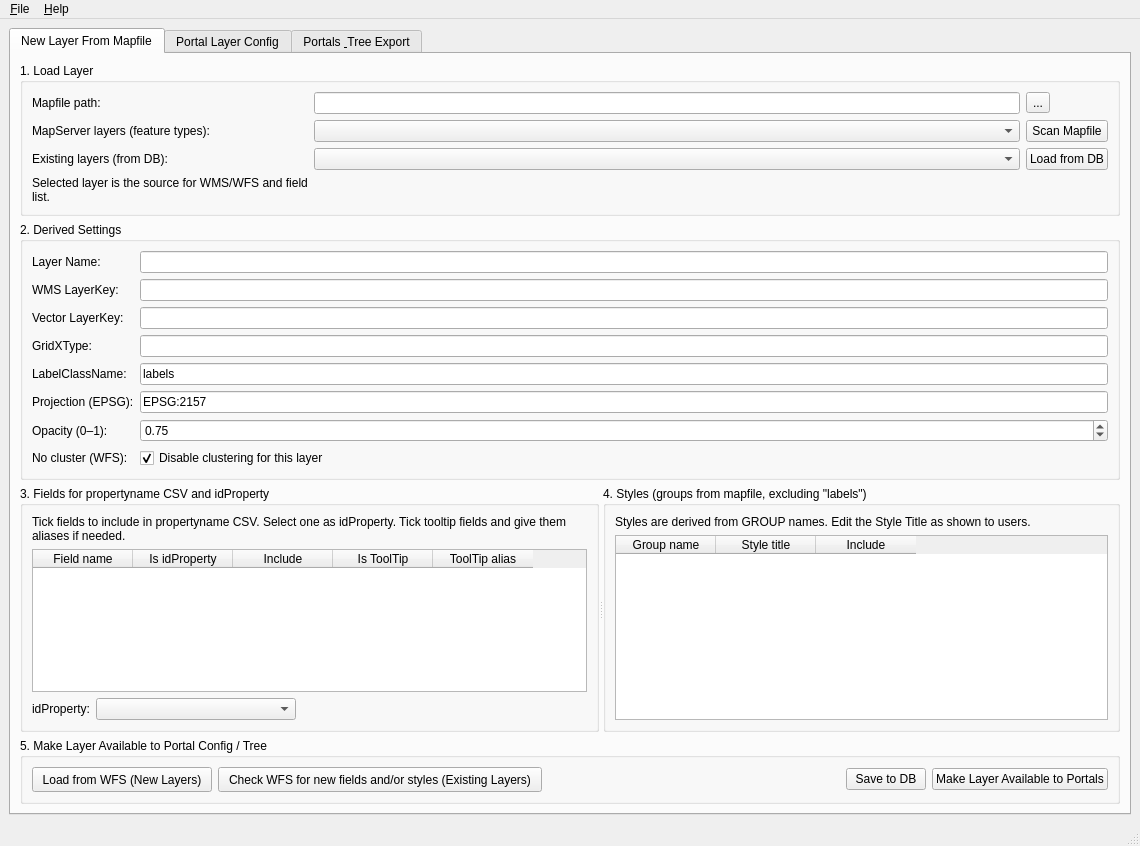
select-8/LayerMaker, file json_generator/LayerConfigNewLayerWizard_REDESIGN_TAB2_v6.ui: the form before one commit.
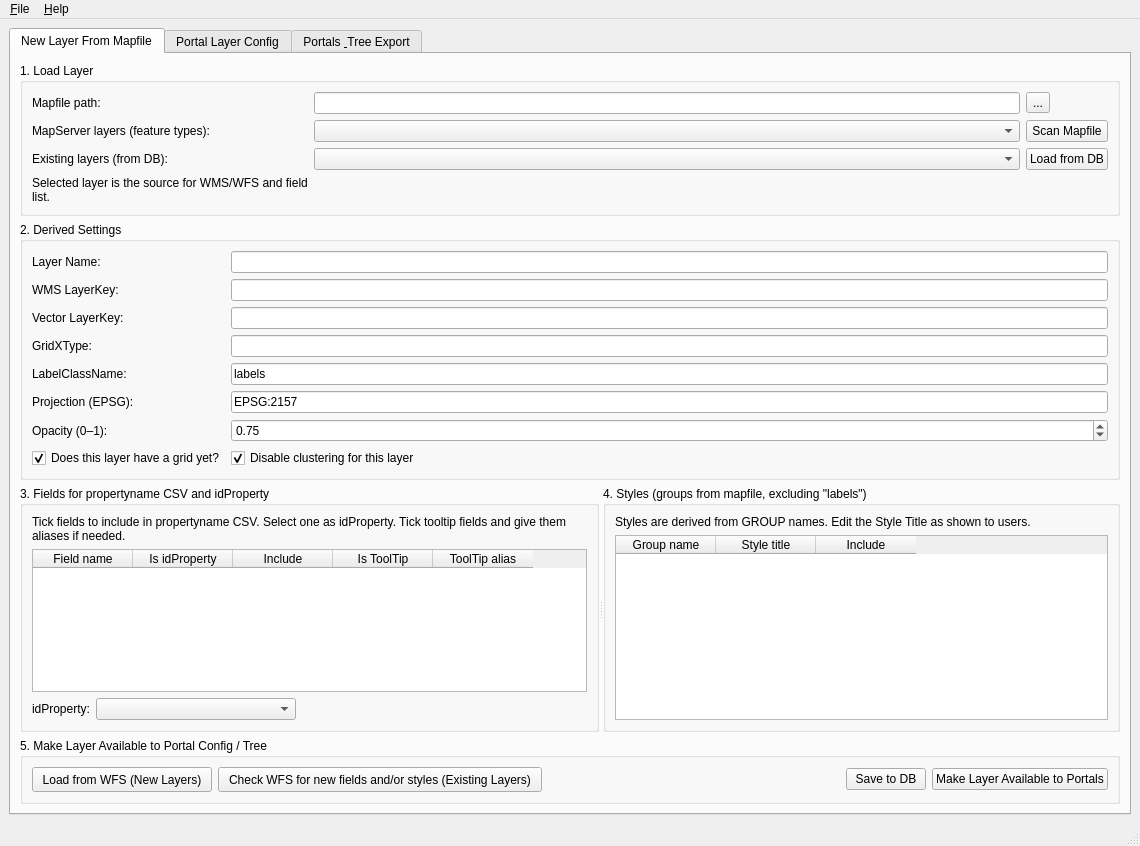
The form after the commit.

```diff
--- a/json_generator/LayerConfigNewLayerWizard_REDESIGN_TAB2_v6.ui
+++ b/json_generator/LayerConfigNewLayerWizard_REDESIGN_TAB2_v6.ui
@@ -152,56 +152,56 @@
              </property>
             </widget>
            </item>
-           <item row="3" column="0">
+           <item row="4" column="0">
             <widget class="QLabel" name="label_gridXType">
              <property name="text">
               <string>GridXType:</string>
              </property>
             </widget>
            </item>
-           <item row="3" column="1">
+           <item row="4" column="1">
             <widget class="QLineEdit" name="txtGridXType">
              <property name="readOnly">
               <bool>true</bool>
              </property>
             </widget>
            </item>
-           <item row="4" column="0">
+           <item row="5" column="0">
             <widget class="QLabel" name="label_labelClassName">
              <property name="text">
               <string>LabelClassName:</string>
              </property>
             </widget>
            </item>
-           <item row="4" column="1">
+           <item row="5" column="1">
             <widget class="QLineEdit" name="txtLabelClassName">
              <property name="text">
               <string>labels</string>
              </property>
             </widget>
            </item>
-           <item row="5" column="0">
+           <item row="6" column="0">
             <widget class="QLabel" name="label_projection">
              <property name="text">
               <string>Projection (EPSG):</string>
              </property>
             </widget>
            </item>
-           <item row="5" column="1">
+           <item row="6" column="1">
             <widget class="QLineEdit" name="txtProjection">
              <property name="text">
               <string>EPSG:2157</string>
              </property>
             </widget>
            </item>
-           <item row="6" column="0">
+           <item row="7" column="0">
             <widget class="QLabel" name="label_opacity">
              <property name="text">
               <string>Opacity (0–1):</string>
              </property>
             </widget>
            </item>
-           <item row="6" column="1">
+           <item row="7" column="1">
             <widget class="QDoubleSpinBox" name="spinOpacity">
              <property name="decimals">
               <number>2</number>
@@ -220,14 +220,7 @@
              </property>
             </widget>
            </item>
-           <item row="7" column="0">
-            <widget class="QLabel" name="label_noCluster">
-             <property name="text">
-              <string>No cluster (WFS):</string>
-             </property>
-            </widget>
-           </item>
-           <item row="7" column="1">
+           <item row="10" column="1">
             <widget class="QCheckBox" name="chkNoCluster">
              <property name="text">
               <string>Disable clustering for this layer</string>
@@ -237,6 +230,16 @@
              </property>
             </widget>
            </item>
+           <item row="10" column="0">
+            <widget class="QCheckBox" name="chkHasGrid">
+             <property name="text">
+              <string>Does this layer have a grid yet?</string>
+             </property>
+             <property name="checked">
+              <bool>true</bool>
+             </property>
+            </widget>
+           </item>
           </layout>
          </widget>
         </item>
```
